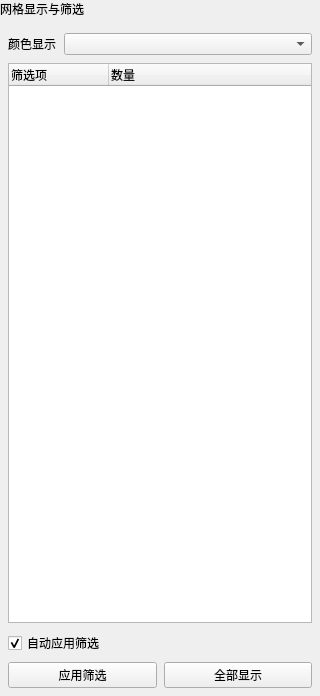
Qt form plugins/Base_Mesh/GridEditingWidget.ui (asd977/base_cae) before a commit.
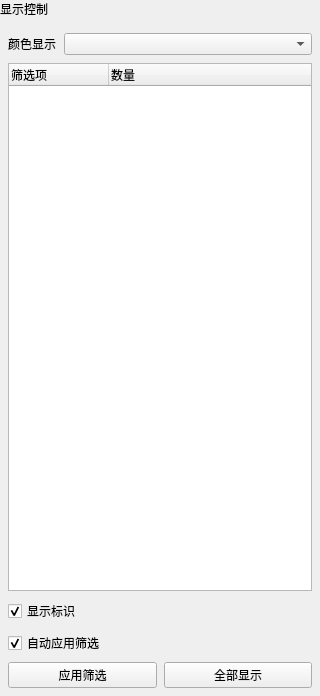
The same form after that commit.

Patch:
```diff
--- a/plugins/Base_Mesh/GridEditingWidget.ui
+++ b/plugins/Base_Mesh/GridEditingWidget.ui
@@ -41,7 +41,7 @@
       </sizepolicy>
      </property>
      <property name="text">
-      <string>网格显示与筛选</string>
+      <string>显示控制</string>
      </property>
     </widget>
    </item>
@@ -172,6 +172,16 @@
           </column>
          </widget>
         </item>
+        <item>
+         <widget class="QCheckBox" name="checkBoxShowBranding">
+          <property name="text">
+           <string>显示标识</string>
+          </property>
+          <property name="checked">
+           <bool>true</bool>
+          </property>
+         </widget>
+        </item>
         <item>
          <layout class="QVBoxLayout" name="horizontalLayoutOptions">
           <property name="spacing">
```
